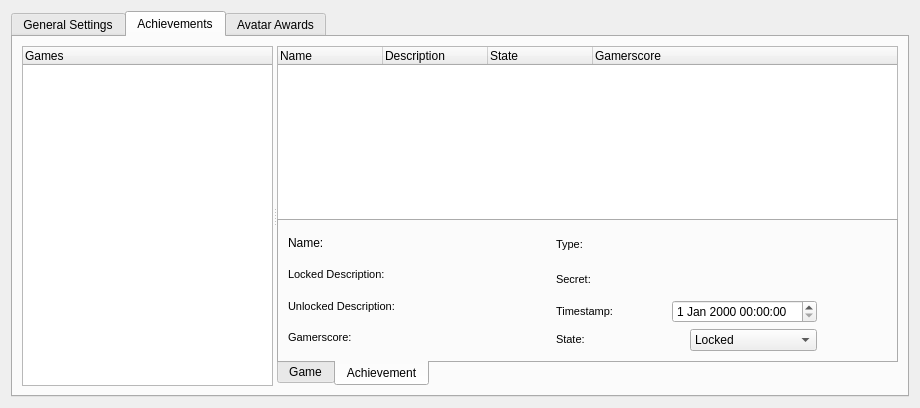
This is Velocity/profileeditor.ui in hetelek/Velocity as Qt 5 draws it before an edit. The edited form follows.
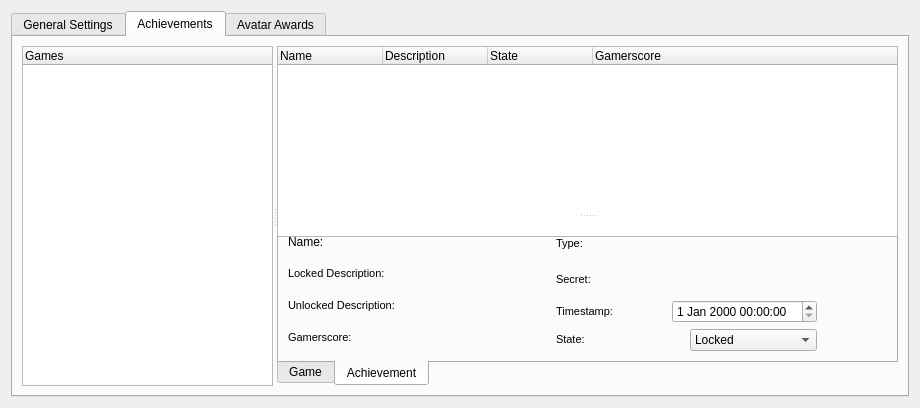
This is the edited form. The open tabs and pages were chosen to show the change. Icons and pictures are not drawn.

```diff
--- a/Velocity/profileeditor.ui
+++ b/Velocity/profileeditor.ui
@@ -943,16 +943,7 @@
       </attribute>
       <layout class="QGridLayout" name="gridLayout_10">
        <item row="0" column="0">
-        <widget class="QSplitter" name="splitter">
-         <property name="frameShape">
-          <enum>QFrame::NoFrame</enum>
-         </property>
-         <property name="frameShadow">
-          <enum>QFrame::Plain</enum>
-         </property>
-         <property name="lineWidth">
-          <number>1</number>
-         </property>
+        <widget class="QSplitter" name="splitter_3">
          <property name="orientation">
           <enum>Qt::Horizontal</enum>
          </property>
@@ -969,9 +960,10 @@
            </property>
           </column>
          </widget>
-         <widget class="QWidget" name="layoutWidget">
-          <layout class="QVBoxLayout" name="verticalLayout" stretch="0,0">
-           <item>
+         <widget class="QSplitter" name="splitter">
+          <property name="orientation">
+           <enum>Qt::Vertical</enum>
+          </property>
             <widget class="QTreeWidget" name="achievementsList">
              <property name="minimumSize">
               <size>
@@ -1012,8 +1004,6 @@
               </property>
              </column>
             </widget>
-           </item>
-           <item>
             <widget class="QTabWidget" name="tabWidget_2">
              <property name="tabPosition">
               <enum>QTabWidget::South</enum>
@@ -1314,8 +1304,6 @@
               </layout>
              </widget>
             </widget>
-           </item>
-          </layout>
          </widget>
         </widget>
        </item>
```
Left out of the diff: 19 changed lines with no effect on the pictures. Lines whose indentation alone changed are shown as unchanged.
